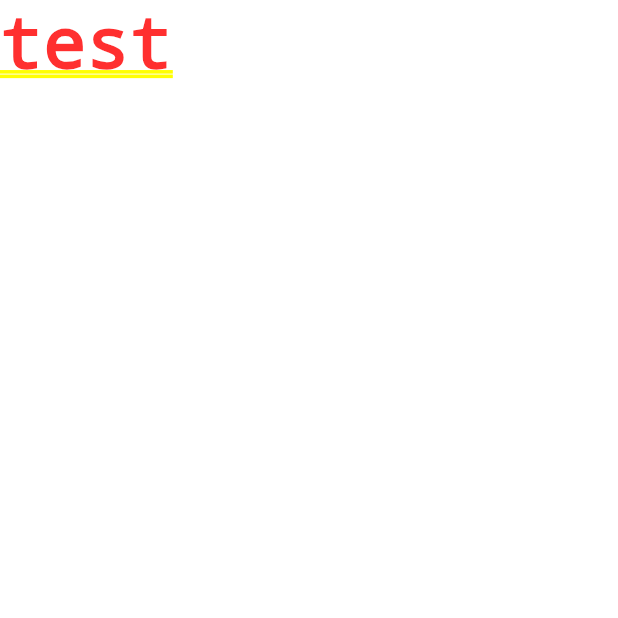
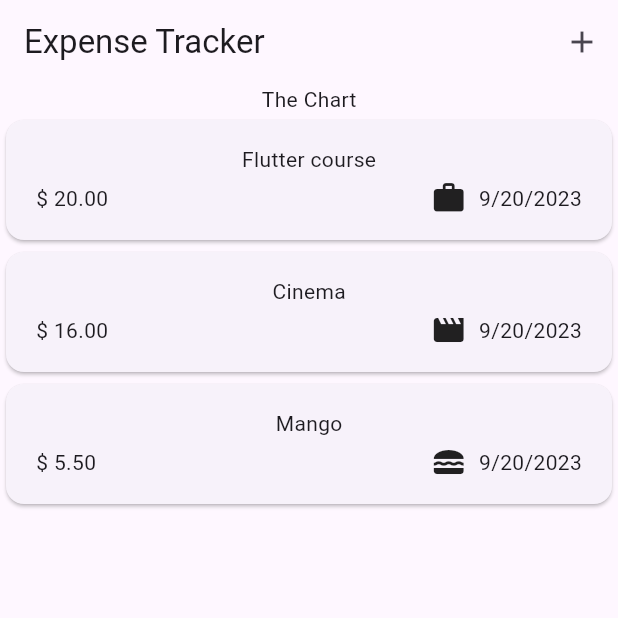
Before and after one commit to irfanullahatozi/expense_tracker_flutter, a Flutter app: the screen it shows after launch, on a phone screen of 412 x 824 dp, the top half of it. Run offline on Flutter 3.47's test engine with Material 2 defaults, Android fonts, the phone set to English and light mode, and no system bars.

Commit message:
adding new expense

```diff
--- /dev/null
+++ b/lib/models/expense.dart
@@ -0,0 +1,35 @@
+import 'package:flutter/material.dart';
+import 'package:uuid/uuid.dart';
+import 'package:intl/intl.dart';
+
+final formatter = DateFormat.yMd();
+
+const uuid = Uuid();
+
+enum Category { food, travel, leisure, work }
+
+const CategoryIcons = {
+  Category.food: Icons.lunch_dining,
+  Category.travel: Icons.flight_takeoff,
+  Category.leisure: Icons.movie,
+  Category.work: Icons.work
+};
+
+class Expense {
+  Expense({
+    required this.title,
+    required this.amount,
+    required this.date,
+    required this.category,
+  }) : id = uuid.v4();
+
+  final String id;
+  final String title;
+  final double amount;
+  final DateTime date;
+  final Category category;
+
+  String get formattedDate {
+    return formatter.format(date);
+  }
+}
--- /dev/null
+++ b/lib/widgets/expense_list/expense_item.dart
@@ -0,0 +1,43 @@
+import 'package:expense_tracker/models/expense.dart';
+import 'package:flutter/material.dart';
+
+class ExpenseItem extends StatelessWidget {
+  const ExpenseItem(this.expense, {super.key});
+
+  final Expense expense;
+
+  @override
+  Widget build(BuildContext context) {
+    return Card(
+      child: Padding(
+        padding: const EdgeInsets.symmetric(
+          horizontal: 20,
+          vertical: 16,
+        ),
+        child: Column(
+          children: [
+            Text(expense.title),
+            const SizedBox(
+              height: 4,
+            ),
+            Row(
+              children: [
+                Text('\$ ${expense.amount.toStringAsFixed(2)}'),
+                const Spacer(),
+                Row(
+                  children: [
+                    Icon(CategoryIcons[expense.category]),
+                    const SizedBox(
+                      width: 8,
+                    ),
+                    Text(expense.formattedDate),
+                  ],
+                )
+              ],
+            ),
+          ],
+        ),
+      ),
+    );
+  }
+}
--- /dev/null
+++ b/lib/widgets/expense_list/expenses_list.dart
@@ -0,0 +1,16 @@
+import 'package:expense_tracker/models/expense.dart';
+import 'package:expense_tracker/widgets/expense_list/expense_item.dart';
+import 'package:flutter/material.dart';
+
+class ExpensesList extends StatelessWidget {
+  const ExpensesList(this.expensese, {super.key});
+  final List<Expense> expensese;
+
+  @override
+  Widget build(BuildContext context) {
+    return ListView.builder(
+      itemCount: expensese.length,
+      itemBuilder: (context, index) => ExpenseItem(expensese[index]),
+    );
+  }
+}
--- /dev/null
+++ b/lib/widgets/expenses.dart
@@ -0,0 +1,60 @@
+import 'package:expense_tracker/widgets/expense_list/expenses_list.dart';
+import 'package:expense_tracker/models/expense.dart';
+import 'package:expense_tracker/widgets/new_expense.dart';
+import 'package:flutter/material.dart';
+
+class Expenses extends StatefulWidget {
+  const Expenses({super.key});
+
+  @override
+  State<Expenses> createState() {
+    return _Expenses();
+  }
+}
+
+class _Expenses extends State<Expenses> {
+  final List<Expense> _registerExpenses = [
+    Expense(
+        title: 'Flutter course',
+        amount: 20.0,
+        date: DateTime.now(),
+        category: Category.work),
+    Expense(
+        title: 'Cinema',
+        amount: 16.0,
+        date: DateTime.now(),
+        category: Category.leisure),
+    Expense(
+        title: 'Mango',
+        amount: 5.5,
+        date: DateTime.now(),
+        category: Category.food),
+  ];
+
+  void openAddExpenseModal() {
+    showModalBottomSheet(
+      context: context,
+      builder: (ctx) => const NewExpense(),
+    );
+  }
+
+  @override
+  Widget build(BuildContext context) {
+    return Scaffold(
+      appBar: AppBar(title: const Text('Expense Tracker'), actions: [
+        IconButton(
+          onPressed: openAddExpenseModal,
+          icon: const Icon(Icons.add),
+        ),
+      ]),
+      body: Column(
+        children: [
+          const Text('The Chart'),
+          Expanded(
+            child: ExpensesList(_registerExpenses),
+          ),
+        ],
+      ),
+    );
+  }
+}
--- a/pubspec.yaml
+++ b/pubspec.yaml
@@ -35,6 +35,8 @@ dependencies:
   # The following adds the Cupertino Icons font to your application.
   # Use with the CupertinoIcons class for iOS style icons.
   cupertino_icons: ^1.0.2
+  uuid: ^4.0.0
+  intl: ^0.18.1
 
 dev_dependencies:
   flutter_test:
```
Also changed, not shown: lib/main.dart (+7 -3 lines), lib/widgets/new_expense.dart (added, +134 -0 lines), pubspec.lock.
